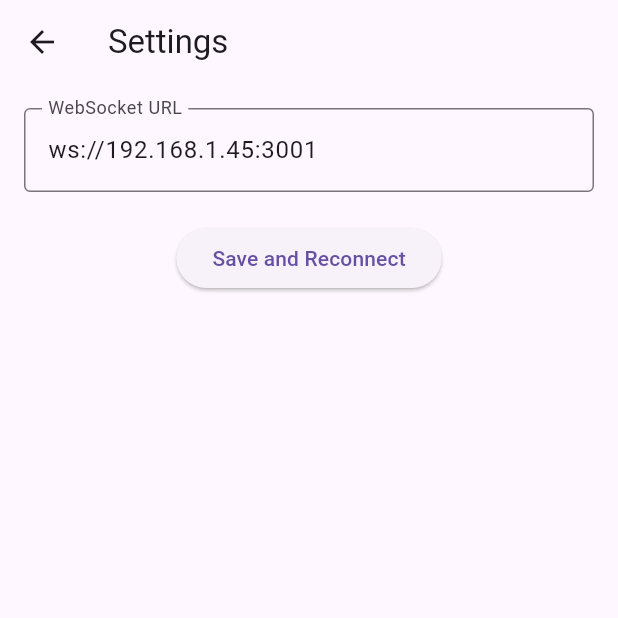
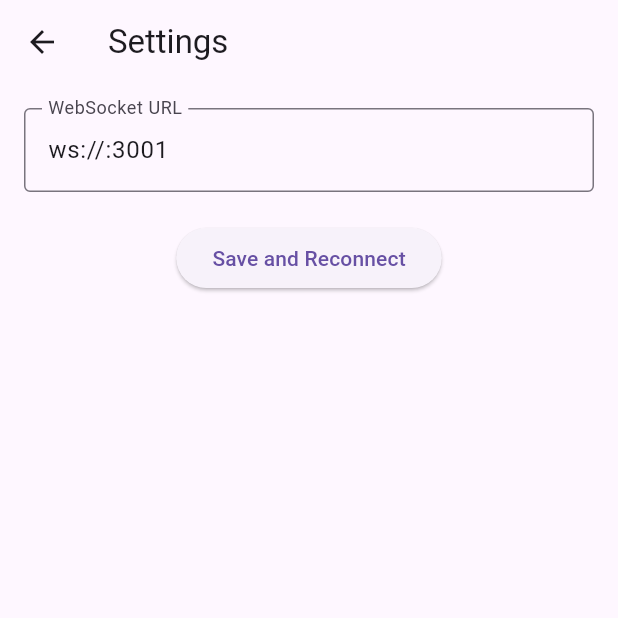
Before and after one commit to ofirbd/smart_garden_water_system, a Flutter app: the SettingsScreen screen opened by its route, on a phone screen of 412 x 824 dp, the top half of it. Run offline on Flutter 3.47's test engine with Material 3 defaults, Android fonts, the phone set to English and light mode, and no system bars; missing offline and left inert: dart:html; network calls fail.

Commit message:
removed the RPI IP address and set it as a parameter

```diff
--- a/02-develop/03-sw/mobile_web_app/lib/main.dart
+++ b/02-develop/03-sw/mobile_web_app/lib/main.dart
@@ -3,6 +3,7 @@ import 'package:flutter/material.dart';
 import 'package:provider/provider.dart';
 import 'services/web_socket_service.dart';
 import 'package:mobile_web_app/screens/schedule_editor_screen.dart';
+import 'dart:html' as html;
 
 void main() {
   runApp(
@@ -43,7 +44,7 @@ class AppState extends ChangeNotifier {
     ValveState(name: 'Valve 2', isOpen: false),
     ValveState(name: 'Valve 3', isOpen: false),
   ];
-  String _webSocketUrl = 'ws://192.168.1.45:3001'; // Default URL
+  String _webSocketUrl = 'ws://${html.window.location.hostname}:3001'; // Dynamic URL
   WateringSchedule _schedule = WateringSchedule(enabled: false, programs: []);
 
   String get backendStatus => _backendStatus;
```
